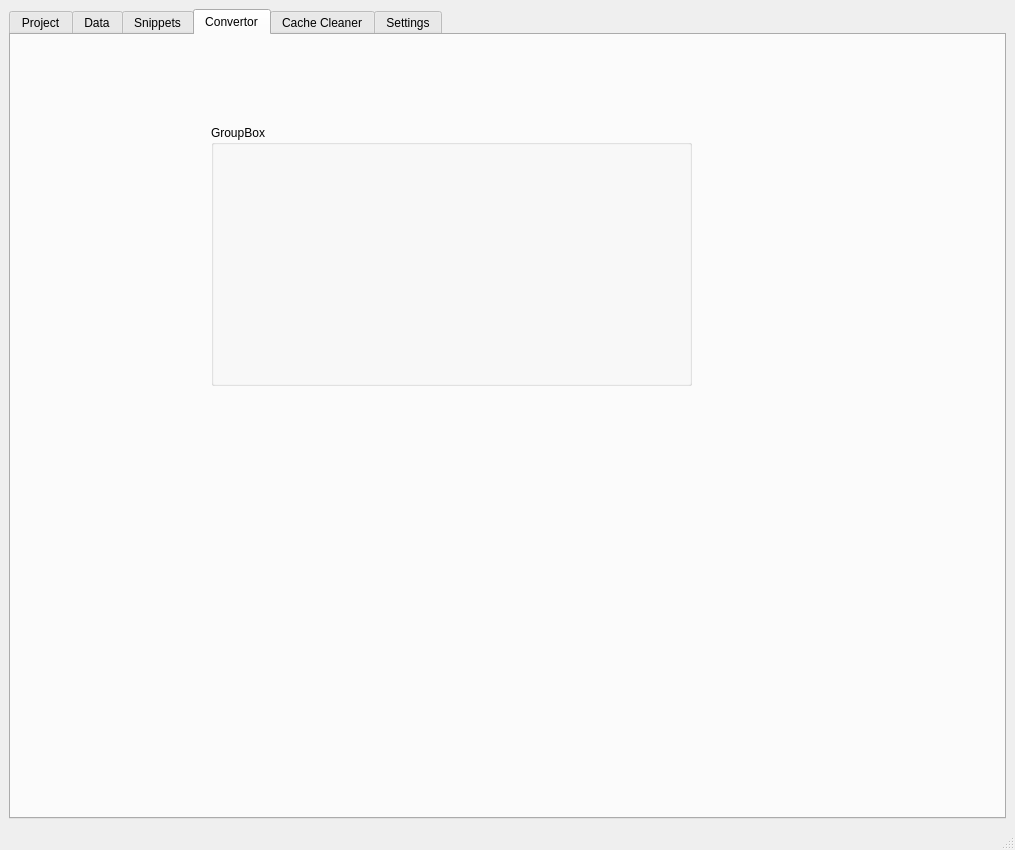
Before: the Qt Designer form ui/main_window.ui in Didi-Huang/lea, drawn with Qt 5.
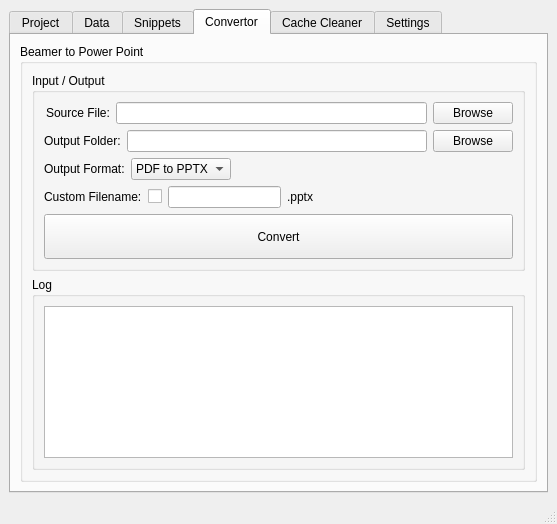
After: the same form once the commit is applied. The open tabs and pages were chosen to show the change.

Commit message: 迁移：main.py从python描述排版迁移到main_window.ui的Qt Designer设计文件中，以实现更好的界面设计和维护

What changed in the file:
```diff
--- a/ui/main_window.ui
+++ b/ui/main_window.ui
@@ -6,8 +6,8 @@
    <rect>
     <x>0</x>
     <y>0</y>
-    <width>1015</width>
-    <height>850</height>
+    <width>557</width>
+    <height>524</height>
    </rect>
   </property>
   <property name="windowTitle">
@@ -162,19 +162,164 @@
        <attribute name="title">
         <string>Convertor</string>
        </attribute>
-       <widget class="QGroupBox" name="groupBox_4">
-        <property name="geometry">
-         <rect>
-          <x>200</x>
-          <y>90</y>
-          <width>481</width>
-          <height>261</height>
-         </rect>
-        </property>
-        <property name="title">
-         <string>GroupBox</string>
-        </property>
-       </widget>
+       <layout class="QVBoxLayout" name="verticalLayout_5">
+        <item>
+         <widget class="QGroupBox" name="box_convert_beamer_to_ppt">
+          <property name="title">
+           <string>Beamer to Power Point</string>
+          </property>
+          <layout class="QVBoxLayout" name="verticalLayout_4">
+           <item>
+            <widget class="QGroupBox" name="box_btp_io">
+             <property name="title">
+              <string>Input / Output</string>
+             </property>
+             <layout class="QVBoxLayout" name="verticalLayout_2">
+              <item>
+               <layout class="QHBoxLayout" name="horizontalLayout_4" stretch="1,6">
+                <item alignment="Qt::AlignmentFlag::AlignRight|Qt::AlignmentFlag::AlignVCenter">
+                 <widget class="QLabel" name="label_btp_io_source">
+                  <property name="text">
+                   <string>Source File:</string>
+                  </property>
+                 </widget>
+                </item>
+                <item>
+                 <layout class="QHBoxLayout" name="horizontalLayout">
+                  <item>
+                   <widget class="QLineEdit" name="edit_btp_io_source"/>
+                  </item>
+                  <item>
+                   <widget class="QPushButton" name="btn_btp_io_source">
+                    <property name="text">
+                     <string>Browse</string>
+                    </property>
+                   </widget>
+                  </item>
+                 </layout>
+                </item>
+               </layout>
+              </item>
+              <item>
+               <layout class="QHBoxLayout" name="horizontalLayout_5" stretch="1,6">
+                <item alignment="Qt::AlignmentFlag::AlignRight|Qt::AlignmentFlag::AlignVCenter">
+                 <widget class="QLabel" name="label_btp_io_output_folder">
+                  <property name="text">
+                   <string>Output Folder:</string>
+                  </property>
+                 </widget>
+                </item>
+                <item>
+                 <layout class="QHBoxLayout" name="horizontalLayout_2">
+                  <item>
+                   <widget class="QLineEdit" name="edit_btp_io_output_folder"/>
+                  </item>
+                  <item>
+                   <widget class="QPushButton" name="btn_btp_io_output_folder">
+                    <property name="text">
+                     <string>Browse</string>
+                    </property>
+                   </widget>
+                  </item>
+                 </layout>
+                </item>
+               </layout>
+              </item>
+              <item>
+               <layout class="QHBoxLayout" name="horizontalLayout_6" stretch="1,6">
+                <item alignment="Qt::AlignmentFlag::AlignRight|Qt::AlignmentFlag::AlignVCenter">
+                 <widget class="QLabel" name="label_btp_io_output_format">
+                  <property name="text">
+                   <string>Output Format:</string>
+                  </property>
+                 </widget>
+                </item>
+                <item alignment="Qt::AlignmentFlag::AlignLeft">
+                 <widget class="QComboBox" name="combo_btp_io_output_format">
+                  <property name="maximumSize">
+                   <size>
+                    <width>100</width>
+                    <height>16777215</height>
+                   </size>
+                  </property>
+                  <item>
+                   <property name="text">
+                    <string>PDF to PPTX</string>
+                   </property>
+                  </item>
+                  <item>
+                   <property name="text">
+                    <string>PDF to PPT</string>
+                   </property>
+                  </item>
+                 </widget>
+                </item>
+               </layout>
+              </item>
+              <item>
+               <layout class="QHBoxLayout" name="horizontalLayout_7" stretch="1,6">
+                <item alignment="Qt::AlignmentFlag::AlignRight">
+                 <widget class="QLabel" name="label_btp_custom_name">
+                  <property name="text">
+                   <string>Custom Filename:</string>
+                  </property>
+                 </widget>
+                </item>
+                <item>
+                 <layout class="QHBoxLayout" name="horizontalLayout_3" stretch="0,2,4">
+                  <item>
+                   <widget class="QCheckBox" name="cb_btp_custom_name">
+                    <property name="text">
+                     <string/>
+                    </property>
+                   </widget>
+                  </item>
+                  <item>
+                   <widget class="QLineEdit" name="edit_btp_custom_name"/>
+                  </item>
+                  <item>
+                   <widget class="QLabel" name="lbl_btp_custom_ext">
+                    <property name="text">
+                     <string>.pptx</string>
+                    </property>
+                   </widget>
+                  </item>
+                 </layout>
+                </item>
+               </layout>
+              </item>
+              <item>
+               <widget class="QPushButton" name="btn_btp_convert">
+                <property name="minimumSize">
+                 <size>
+                  <width>0</width>
+                  <height>45</height>
+                 </size>
+                </property>
+                <property name="text">
+                 <string>Convert</string>
+                </property>
+               </widget>
+              </item>
+             </layout>
+            </widget>
+           </item>
+           <item>
+            <widget class="QGroupBox" name="box_btp_log">
+             <property name="title">
+              <string>Log</string>
+             </property>
+             <layout class="QVBoxLayout" name="verticalLayout_3">
+              <item>
+               <widget class="QTextBrowser" name="tb_btp_log"/>
+              </item>
+             </layout>
+            </widget>
+           </item>
+          </layout>
+         </widget>
+        </item>
+       </layout>
       </widget>
       <widget class="QWidget" name="tab_cache_cleaner">
        <attribute name="title">
```
Left out of the diff: 51 changed lines with no effect on the pictures. The commit also changes 2 other files.
